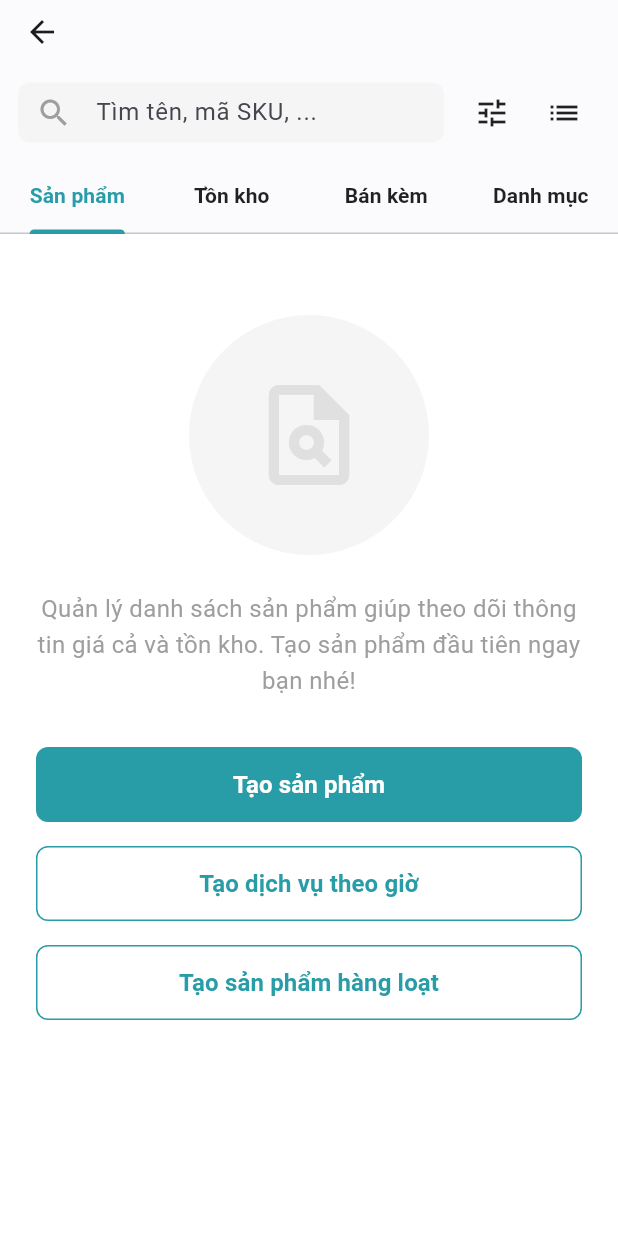
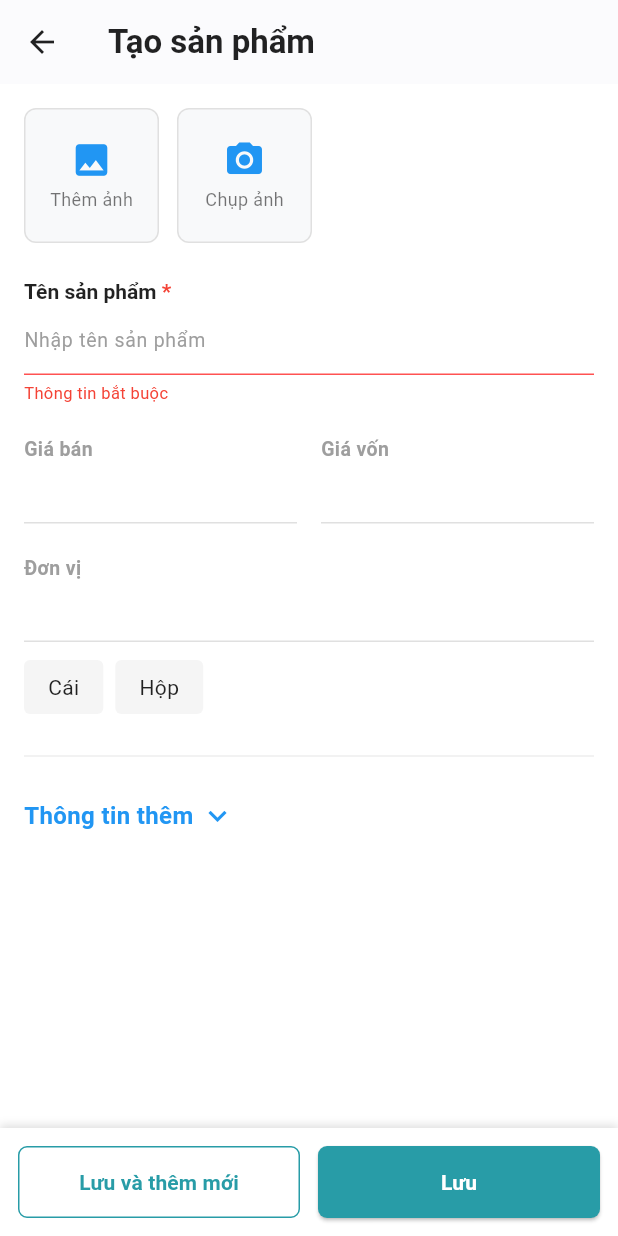
Before and after one commit to TrongPhucX5/BizFlowProject, a Flutter app: the ProductScreen screen opened by its route, after a tap on "Tạo sản phẩm", on a phone screen of 412 x 824 dp. Run offline on Flutter 3.47's test engine with Material 3 defaults, Android fonts, the phone set to English and light mode, and no system bars; our stand-ins replace dio, flutter_secure_storage, font_awesome_flutter, google_fonts, google_sign_in, shared_preferences; accounts and stored records are empty.

Commit message:
cập nhật tạo sản phầm cho mục sản phẩm

```diff
--- /dev/null
+++ b/mobile/lib/features/product/presentation/product_create_screen.dart
@@ -0,0 +1,599 @@
+import 'package:flutter/material.dart';
+
+class ProductCreateScreen extends StatefulWidget {
+  const ProductCreateScreen({super.key});
+
+  @override
+  State<ProductCreateScreen> createState() => _ProductCreateScreenState();
+}
+
+class _ProductCreateScreenState extends State<ProductCreateScreen> {
+  // --- 1. KHAI BÁO BIẾN ---
+  final Color kPrimaryGreen = const Color(0xff289ca7);
+
+  // Controller
+  final TextEditingController _unitController = TextEditingController();
+
+  // Biến trạng thái
+  bool _showUnitSuggestions = true;
+  bool _isExpanded = false; // Mặc định là ẩn
+  bool _trackStock = false;
+  String _stockStatus = 'available'; // available | out_of_stock
+
+  // --- 2. QUẢN LÝ MEMORY ---
+  @override
+  void dispose() {
+    _unitController.dispose();
+    super.dispose();
+  }
+
+  // --- 3. HÀM HIỆN MODAL THUỘC TÍNH ---
+  void _showAddAttributeModal(BuildContext context) {
+    showModalBottomSheet(
+      context: context,
+      isScrollControlled: true,
+      backgroundColor: Colors.transparent,
+      builder: (context) => const _AttributeModalContent(),
+    );
+  }
+
+  // --- 4. GIAO DIỆN CHÍNH ---
+  @override
+  Widget build(BuildContext context) {
+    return Scaffold(
+      backgroundColor: Colors.white,
+      appBar: AppBar(
+        backgroundColor: Colors.white,
+        elevation: 0.5,
+        leading: IconButton(
+          icon: const Icon(Icons.arrow_back, color: Colors.black87),
+          onPressed: () => Navigator.pop(context),
+        ),
+        title: const Text("Tạo sản phẩm", style: TextStyle(color: Colors.black87, fontWeight: FontWeight.bold)),
+      ),
+
+      body: Column(
+        children: [
+          Expanded(
+            child: SingleChildScrollView(
+              padding: const EdgeInsets.all(16),
+              child: Column(
+                crossAxisAlignment: CrossAxisAlignment.start,
+                children: [
+                  // --- ẢNH SẢN PHẨM ---
+                  Row(
+                    children: [
+                      _buildImagePlaceholder(Icons.image, "Thêm ảnh"),
+                      const SizedBox(width: 12),
+                      _buildImagePlaceholder(Icons.camera_alt, "Chụp ảnh"),
+                    ],
+                  ),
+                  const SizedBox(height: 24),
+
+                  // --- TÊN SẢN PHẨM ---
+                  RichText(
+                    text: const TextSpan(
+                      text: "Tên sản phẩm ",
+                      style: TextStyle(fontSize: 14, fontWeight: FontWeight.bold, color: Colors.black87),
+                      children: [TextSpan(text: "*", style: TextStyle(color: Colors.red))],
+                    ),
+                  ),
+                  TextFormField(
+                    decoration: const InputDecoration(
+                      hintText: "Nhập tên sản phẩm",
+                      hintStyle: TextStyle(fontSize: 13, color: Colors.grey),
+                      enabledBorder: UnderlineInputBorder(borderSide: BorderSide(color: Colors.redAccent)),
+                      focusedBorder: UnderlineInputBorder(borderSide: BorderSide(color: Colors.redAccent, width: 2)),
+                      contentPadding: EdgeInsets.symmetric(vertical: 8),
+                    ),
+                  ),
+                  const SizedBox(height: 4),
+                  const Text("Thông tin bắt buộc", style: TextStyle(color: Colors.red, fontSize: 11)),
+                  const SizedBox(height: 20),
+
+                  // --- GIÁ BÁN & GIÁ VỐN ---
+                  Row(
+                    children: [
+                      Expanded(child: _buildSimpleInput("Giá bán")),
+                      const SizedBox(width: 16),
+                      Expanded(child: _buildSimpleInput("Giá vốn")),
+                    ],
+                  ),
+                  const SizedBox(height: 20),
+
+                  // --- ĐƠN VỊ TÍNH ---
+                  _buildSimpleInput(
+                    "Đơn vị",
+                    controller: _unitController,
+                    onChanged: (val) {
+                      setState(() {
+                        _showUnitSuggestions = val.isEmpty;
+                      });
+                    },
+                    onClear: () {
+                      setState(() {
+                        _unitController.clear();
+                        _showUnitSuggestions = true;
+                      });
+                    },
+                  ),
+                  if (_showUnitSuggestions) ...[
+                    const SizedBox(height: 12),
+                    Row(
+                      children: [
+                        _buildSuggestionChip("Cái"),
+                        const SizedBox(width: 8),
+                        _buildSuggestionChip("Hộp"),
+                      ],
+                    ),
+                  ],
+
+                  const SizedBox(height: 20),
+                  const Divider(thickness: 1, color: Color(0xFFEEEEEE)),
+                  const SizedBox(height: 10),
+
+                  // ========================================================
+                  // --- NÚT BẤM ẨN / HIỆN THÔNG TIN ---
+                  // ========================================================
+                  GestureDetector(
+                    onTap: () => setState(() => _isExpanded = !_isExpanded),
+                    child: Padding(
+                      padding: const EdgeInsets.symmetric(vertical: 10),
+                      child: Row(
+                        children: [
+                          Text(_isExpanded ? "Ẩn thông tin" : "Thông tin thêm",
+                              style: const TextStyle(color: Colors.blue, fontWeight: FontWeight.bold, fontSize: 16)),
+                          const SizedBox(width: 4),
+                          Icon(_isExpanded ? Icons.keyboard_arrow_up : Icons.keyboard_arrow_down, color: Colors.blue),
+                        ],
+                      ),
+                    ),
+                  ),
+
+                  // ========================================================
+                  // --- PHẦN MỞ RỘNG (Chỉ hiện khi _isExpanded = true) ---
+                  // ========================================================
+                  if (_isExpanded) ...[
+                    const SizedBox(height: 10),
+
+                    // Mã sản phẩm & Mã vạch
+                    Row(
+                      children: [
+                        Expanded(child: _buildSimpleInput("Mã sản phẩm")),
+                        const SizedBox(width: 16),
+                        Expanded(
+                          child: Column(
+                            crossAxisAlignment: CrossAxisAlignment.start,
+                            children: [
+                              const Text("Mã vạch", style: TextStyle(color: Colors.grey, fontWeight: FontWeight.bold, fontSize: 13)),
+                              TextFormField(
+                                decoration: const InputDecoration(
+                                  isDense: true,
+                                  suffixIcon: Icon(Icons.qr_code_scanner, color: Colors.black54),
+                                  contentPadding: EdgeInsets.symmetric(vertical: 8),
+                                  enabledBorder: UnderlineInputBorder(borderSide: BorderSide(color: Colors.black12)),
+                                  focusedBorder: UnderlineInputBorder(borderSide: BorderSide(color: Colors.blue)),
+                                ),
+                              )
+                            ],
+                          ),
+                        ),
+                      ],
+                    ),
+
+                    const SizedBox(height: 20),
+                    _buildSimpleInput("Giá khuyến mãi"),
+
+                    const SizedBox(height: 20),
+
+                    // Danh mục
+                    const Text("Danh mục (1)", style: TextStyle(color: Colors.grey, fontWeight: FontWeight.bold, fontSize: 13)),
+                    const SizedBox(height: 12),
+                    Row(
+                      children: [
+                        const Icon(Icons.menu, color: Colors.grey),
+                        const SizedBox(width: 12),
+                        OutlinedButton.icon(
+                          onPressed: (){},
+                          icon: const Icon(Icons.add, size: 16),
+                          label: const Text("Tạo mới"),
+                          style: OutlinedButton.styleFrom(
+                            foregroundColor: Colors.blue,
+                            padding: const EdgeInsets.symmetric(horizontal: 12),
+                            side: const BorderSide(color: Colors.blue),
+                          ),
+                        )
+                      ],
+                    ),
+
+                    const SizedBox(height: 20),
+                    _buildDropdownInput("Nhóm bán kèm"),
+
+                    const SizedBox(height: 24),
+
+                    // TỒN KHO
+                    Container(
+                      color: const Color(0xFFF9F9F9),
+                      padding: const EdgeInsets.all(12),
+                      child: Column(
+                        children: [
+                          SwitchListTile(
+                            contentPadding: EdgeInsets.zero,
+                            activeColor: kPrimaryGreen,
+                            title: Row(
+                              children: const [
+                                Text("THEO DÕI SỐ LƯỢNG TỒN KHO", style: TextStyle(color: Colors.grey, fontWeight: FontWeight.bold, fontSize: 12)),
+                                SizedBox(width: 4),
+                                Icon(Icons.info_outline, size: 16, color: Colors.black54)
+                              ],
+                            ),
+                            value: _trackStock,
+                            onChanged: (v) => setState(() => _trackStock = v),
+                          ),
+                          Row(
+                            children: [
+                              const Text("Tình trạng tồn kho", style: TextStyle(fontSize: 14)),
+                              const Spacer(),
+                              Container(
+                                height: 36,
+                                decoration: BoxDecoration(color: Colors.grey.shade200, borderRadius: BorderRadius.circular(8)),
+                                child: Row(
+                                  children: [
+                                    _buildStockBtn("Còn hàng", 'available'),
+                                    _buildStockBtn("Hết hàng", 'out_of_stock'),
+                                  ],
+                                ),
+                              )
+                            ],
+                          ),
+                        ],
+                      ),
+                    ),
+
+                    const SizedBox(height: 20),
+
+                    // --- NÚT THÊM THUỘC TÍNH ---
+                    GestureDetector(
+                      onTap: () => _showAddAttributeModal(context),
+                      child: Row(
+                        children: const [
+                          Icon(Icons.add_circle_outline, color: Colors.blue),
+                          SizedBox(width: 8),
+                          Text("Thêm thuộc tính (Kích cỡ, màu sắc...)", style: TextStyle(color: Colors.blue, fontSize: 15)),
+                        ],
+                      ),
+                    ),
+                  ],
+
+                  // ĐÃ XÓA PHẦN ELSE VÀ PHẦN CÀI ĐẶT HIỂN THỊ Ở ĐÂY
+
+                  const SizedBox(height: 40),
+                ],
+              ),
+            ),
+          ),
+
+          // --- FOOTER BUTTONS ---
+          Container(
+            padding: const EdgeInsets.all(12),
+            decoration: const BoxDecoration(
+              color: Colors.white,
+              boxShadow: [BoxShadow(color: Colors.black12, blurRadius: 4, offset: Offset(0, -2))],
+            ),
+            child: Row(
+              children: [
+                Expanded(
+                  child: OutlinedButton(
+                    onPressed: () {},
+                    style: OutlinedButton.styleFrom(
+                        foregroundColor: kPrimaryGreen,
+                        side: BorderSide(color: kPrimaryGreen),
+                        padding: const EdgeInsets.symmetric(vertical: 14),
+                        shape: RoundedRectangleBorder(borderRadius: BorderRadius.circular(6))
+                    ),
+                    child: const Text("Lưu và thêm mới", style: TextStyle(fontWeight: FontWeight.bold)),
+                  ),
+                ),
+                const SizedBox(width: 12),
+                Expanded(
+                  child: ElevatedButton(
+                    onPressed: () => Navigator.pop(context),
+                    style: ElevatedButton.styleFrom(
+                        backgroundColor: kPrimaryGreen,
+                        foregroundColor: Colors.white,
+                        padding: const EdgeInsets.symmetric(vertical: 14),
+                        shape: RoundedRectangleBorder(borderRadius: BorderRadius.circular(6))
+                    ),
+                    child: const Text("Lưu", style: TextStyle(fontWeight: FontWeight.bold)),
+                  ),
+                ),
+              ],
+            ),
+          )
+        ],
+      ),
+    );
+  }
+
+  // ==========================================
+  // CÁC WIDGET CON (HELPER)
+  // ==========================================
+
+  Widget _buildImagePlaceholder(IconData icon, String label) {
+    return Container(
+      width: 90, height: 90,
+      decoration: BoxDecoration(
+        color: const Color(0xFFF8F9FA),
+        borderRadius: BorderRadius.circular(8),
+        border: Border.all(color: Colors.grey.shade300),
+      ),
+      child: Column(
+        mainAxisAlignment: MainAxisAlignment.center,
+        children: [
+          Icon(icon, color: Colors.blue, size: 28),
+          const SizedBox(height: 4),
+          Text(label, style: const TextStyle(fontSize: 12, color: Colors.black54))
+        ],
+      ),
+    );
+  }
+
+  Widget _buildSimpleInput(String label, {
+    TextEditingController? controller,
+    Function(String)? onChanged,
+    VoidCallback? onClear,
+  }) {
+    return Column(
+      crossAxisAlignment: CrossAxisAlignment.start,
+      children: [
+        Text(label, style: const TextStyle(color: Colors.grey, fontWeight: FontWeight.bold, fontSize: 13)),
+        TextFormField(
+          controller: controller,
+          onChanged: onChanged,
+          decoration: InputDecoration(
+            isDense: true,
+            contentPadding: const EdgeInsets.symmetric(vertical: 8),
+            enabledBorder: const UnderlineInputBorder(borderSide: BorderSide(color: Colors.black12)),
+            focusedBorder: const UnderlineInputBorder(borderSide: BorderSide(color: Colors.blue)),
+            suffixIcon: (onClear != null && controller != null && controller.text.isNotEmpty)
+                ? IconButton(
+              icon: const Icon(Icons.cancel, color: Colors.grey, size: 20),
+              onPressed: onClear,
+              constraints: const BoxConstraints(),
+              padding: EdgeInsets.zero,
+            )
+                : null,
+          ),
+        )
+      ],
+    );
+  }
+
+  Widget _buildDropdownInput(String label) {
+    return Column(
+      crossAxisAlignment: CrossAxisAlignment.start,
+      children: [
+        Text(label, style: const TextStyle(color: Colors.grey, fontSize: 13)),
+        const SizedBox(height: 4),
+        Container(
+          padding: const EdgeInsets.symmetric(vertical: 8),
+          decoration: const BoxDecoration(
+              border: Border(bottom: BorderSide(color: Colors.black12))
+          ),
+          child: Row(
+            mainAxisAlignment: MainAxisAlignment.spaceBetween,
+            children: const [
+              Text(" ", style: TextStyle(fontSize: 14)),
+              Icon(Icons.keyboard_arrow_down, color: Colors.grey),
+            ],
+          ),
+        )
+      ],
+    );
+  }
+
+  Widget _buildSuggestionChip(String text) {
+    return GestureDetector(
+      onTap: () {
+        setState(() {
+          _unitController.text = text;
+          _showUnitSuggestions = false;
+        });
+      },
+      child: Container(
+        padding: const EdgeInsets.symmetric(horizontal: 16, vertical: 8),
+        decoration: BoxDecoration(color: const Color(0xFFF5F5F5), borderRadius: BorderRadius.circular(4)),
+        child: Text(text, style: const TextStyle(color: Colors.black87)),
+      ),
+    );
+  }
+
+  Widget _buildStockBtn(String text, String statusValue) {
+    bool isSelected = _stockStatus == statusValue;
+    return GestureDetector(
+      onTap: () => setState(() => _stockStatus = statusValue),
+      child: Container(
+        padding: const EdgeInsets.symmetric(horizontal: 12, vertical: 6),
+        decoration: BoxDecoration(
+          color: isSelected ? Colors.white : Colors.transparent,
+          borderRadius: BorderRadius.circular(6),
+          boxShadow: isSelected ? [const BoxShadow(color: Colors.black12, blurRadius: 2)] : [],
+        ),
+        child: Text(text, style: TextStyle(
+            color: isSelected ? kPrimaryGreen : Colors.black54,
+            fontWeight: FontWeight.bold, fontSize: 12)
+        ),
+      ),
+    );
+  }
+}
+
+// =======================================================
+// CLASS XỬ LÝ MODAL THUỘC TÍNH (GIỮ NGUYÊN)
+// =======================================================
+class _AttributeModalContent extends StatefulWidget {
+  const _AttributeModalContent();
+
+  @override
+  State<_AttributeModalContent> createState() => _AttributeModalContentState();
+}
+
+class _AttributeModalContentState extends State<_AttributeModalContent> {
+  final TextEditingController _nameController = TextEditingController();
+  final List<TextEditingController> _valueControllers = [TextEditingController()];
+
+  @override
+  void dispose() {
+    _nameController.dispose();
+    for (var controller in _valueControllers) {
+      controller.dispose();
+    }
+    super.dispose();
+  }
+
+  void _onValueChanged(String value, int index) {
+    setState(() {
+      if (index == _valueControllers.length - 1 && value.isNotEmpty) {
+        _valueControllers.add(TextEditingController());
+      }
+    });
+  }
+
+  void _removeValueField(int index) {
+    setState(() {
+      _valueControllers[index].dispose();
+      _valueControllers.removeAt(index);
+      if (_valueControllers.isEmpty) {
+        _valueControllers.add(TextEditingController());
+      }
+    });
+  }
+
+  @override
+  Widget build(BuildContext context) {
+    final bottomPadding = MediaQuery.of(context).viewInsets.bottom;
+
+    return Container(
+      height: MediaQuery.of(context).size.height * 0.9,
+      decoration: const BoxDecoration(
+        color: Colors.white,
+        borderRadius: BorderRadius.vertical(top: Radius.circular(16)),
+      ),
+      padding: EdgeInsets.only(bottom: bottomPadding),
+      child: Column(
+        children: [
+          Padding(
+            padding: const EdgeInsets.symmetric(horizontal: 16, vertical: 12),
+            child: Stack(
+              alignment: Alignment.center,
+              children: [
+                const Text("Thêm thuộc tính", style: TextStyle(fontSize: 18, fontWeight: FontWeight.bold)),
+                Align(
+                  alignment: Alignment.centerRight,
+                  child: IconButton(
+                    icon: const Icon(Icons.close),
+                    onPressed: () => Navigator.pop(context),
+                  ),
+                )
+              ],
+            ),
+          ),
+          const Divider(height: 1),
+          Expanded(
+            child: SingleChildScrollView(
+              padding: const EdgeInsets.symmetric(vertical: 16),
+              child: Column(
+                crossAxisAlignment: CrossAxisAlignment.start,
+                children: [
+                  Padding(
+                    padding: const EdgeInsets.symmetric(horizontal: 16),
+                    child: Column(
+                      crossAxisAlignment: CrossAxisAlignment.start,
+                      children: [
+                        RichText(
+                          text: const TextSpan(
+                            text: "Tên thuộc tính ",
+                            style: TextStyle(color: Colors.red, fontWeight: FontWeight.bold, fontSize: 16),
+                            children: [TextSpan(text: "*", style: TextStyle(color: Colors.red))],
+                          ),
+                        ),
+                        TextFormField(
+                          controller: _nameController,
+                          decoration: const InputDecoration(
+                            hintText: "Ví dụ: Màu sắc, Kích thước...",
+                            enabledBorder: UnderlineInputBorder(borderSide: BorderSide(color: Colors.redAccent)),
+                            focusedBorder: UnderlineInputBorder(borderSide: BorderSide(color: Colors.redAccent, width: 2)),
+                          ),
+                        ),
+                        const SizedBox(height: 4),
+                        const Text("Thông tin bắt buộc", style: TextStyle(color: Colors.red, fontSize: 12)),
+                      ],
+                    ),
+                  ),
+                  const SizedBox(height: 24),
+                  Container(
+                    width: double.infinity,
+                    color: Colors.grey[100],
+                    padding: const EdgeInsets.symmetric(horizontal: 16, vertical: 12),
+                    child: const Text(
+                      "GIÁ TRỊ (VÍ DỤ: ĐỎ, VÀNG, SIZE S, SIZE M...)",
+                      style: TextStyle(color: Colors.grey, fontWeight: FontWeight.bold, fontSize: 12),
+                    ),
+                  ),
+                  Padding(
+                    padding: const EdgeInsets.symmetric(horizontal: 16, vertical: 8),
+                    child: Column(
+                      children: List.generate(_valueControllers.length, (index) {
+                        bool hasText = _valueControllers[index].text.isNotEmpty;
+                        return Padding(
+                          padding: const EdgeInsets.only(bottom: 8.0),
+                          child: TextFormField(
+                            controller: _valueControllers[index],
+                            onChanged: (val) => _onValueChanged(val, index),
+                            decoration: InputDecoration(
+                              hintText: "Thêm giá trị",
+                              isDense: true,
+                              contentPadding: const EdgeInsets.symmetric(vertical: 12),
+                              suffixIcon: hasText
+                                  ? IconButton(
+                                icon: const Icon(Icons.delete_outline, color: Colors.grey),
+                                onPressed: () => _removeValueField(index),
+                              )
+                                  : null,
+                            ),
+                          ),
+                        );
+                      }),
+                    ),
+                  ),
+                ],
+              ),
+            ),
+          ),
+          Container(
+            padding: const EdgeInsets.all(16),
+            decoration: const BoxDecoration(
+              border: Border(top: BorderSide(color: Colors.black12)),
+            ),
+            child: SizedBox(
+              width: double.infinity,
+              height: 48,
+              child: ElevatedButton(
+                onPressed: () {
+                  Navigator.pop(context);
+                },
+                style: ElevatedButton.styleFrom(
+                  backgroundColor: Colors.grey[200],
+                  foregroundColor: Colors.black54,
+                  elevation: 0,
+                  shape: RoundedRectangleBorder(borderRadius: BorderRadius.circular(4)),
+                ),
+                child: const Text("Lưu", style: TextStyle(fontWeight: FontWeight.bold)),
+              ),
+            ),
+          )
+        ],
+      ),
+    );
+  }
+}
--- a/mobile/lib/features/product/presentation/product_screen.dart
+++ b/mobile/lib/features/product/presentation/product_screen.dart
@@ -1,5 +1,5 @@
 import 'package:flutter/material.dart';
-
+import 'package:mobile/features/product/presentation/product_create_screen.dart';
 class ProductScreen extends StatelessWidget {
   const ProductScreen({super.key});
 
@@ -134,7 +134,10 @@ class ProductScreen extends StatelessWidget {
             height: 50,
             child: ElevatedButton(
               onPressed: () {
-                // TODO: Mở màn hình tạo sản phẩm
+                Navigator.push(
+                  context,
+                  MaterialPageRoute(builder: (context) => const ProductCreateScreen()),
+                );
               },
               style: ElevatedButton.styleFrom(
                 backgroundColor: primaryColor,
```
